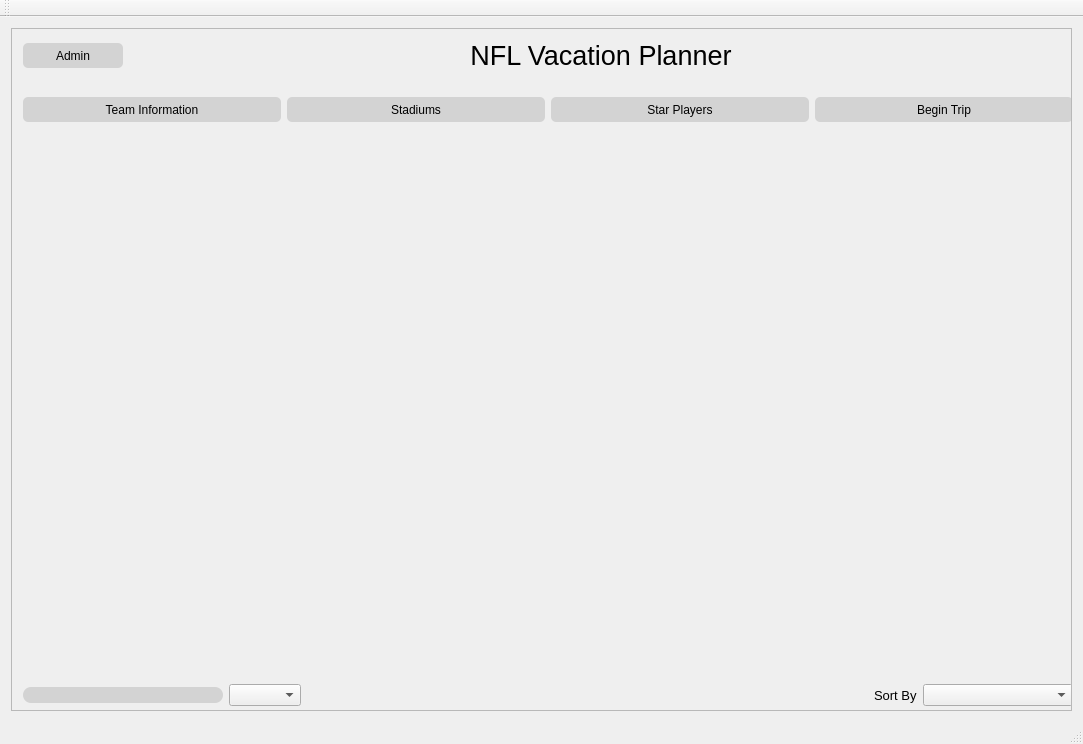
Old version of the form mainwindow.ui in the repository Cyriously1/NFLTour.
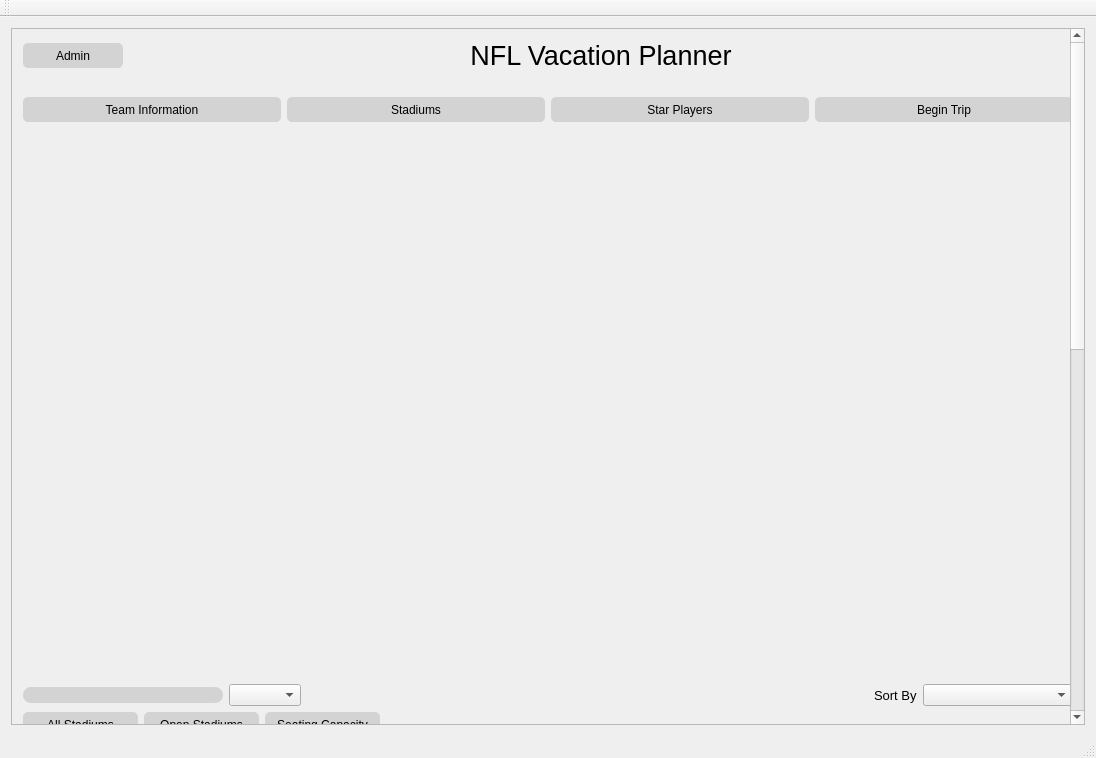
New version of the form. Icons and pictures are not drawn.

Commit message: main window ui stuffs

Diff of the .ui file:
```diff
--- a/mainwindow.ui
+++ b/mainwindow.ui
@@ -6,8 +6,8 @@
    <rect>
     <x>0</x>
     <y>0</y>
-    <width>1083</width>
-    <height>744</height>
+    <width>1096</width>
+    <height>758</height>
    </rect>
   </property>
   <property name="windowTitle">
@@ -77,7 +77,7 @@
        <string notr="true"/>
       </property>
       <property name="verticalScrollBarPolicy">
-       <enum>Qt::ScrollBarAlwaysOff</enum>
+       <enum>Qt::ScrollBarAlwaysOn</enum>
       </property>
       <property name="horizontalScrollBarPolicy">
        <enum>Qt::ScrollBarAlwaysOff</enum>
@@ -90,8 +90,8 @@
         <rect>
          <x>0</x>
          <y>0</y>
-         <width>1074</width>
-         <height>2087</height>
+         <width>1070</width>
+         <height>2067</height>
         </rect>
        </property>
        <property name="styleSheet">
```
Left out of the diff: 15 changed lines with no effect on the pictures. The commit also changes 2 other files.
